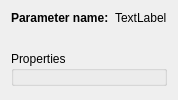
This is frappy/gui/ui/paramview.ui in SampleEnvironment/frappy as Qt 5 draws it before an edit. The edited form follows.
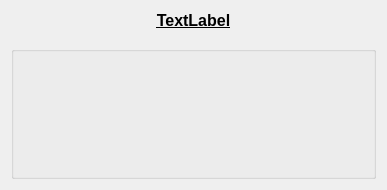
This is the edited form.

Commit message:
gui: show parameter properties again
* parameter properties shown with own button
* for now as a popup window

What changed in the file:
```diff
--- a/frappy/gui/ui/paramview.ui
+++ b/frappy/gui/ui/paramview.ui
@@ -6,56 +6,68 @@
    <rect>
     <x>0</x>
     <y>0</y>
-    <width>100</width>
-    <height>100</height>
+    <width>387</width>
+    <height>190</height>
    </rect>
   </property>
   <property name="windowTitle">
    <string>Form</string>
   </property>
-  <layout class="QGridLayout" name="gridLayout">
-   <item row="3" column="0">
-    <spacer name="verticalSpacer">
-     <property name="orientation">
-      <enum>Qt::Vertical</enum>
-     </property>
-     <property name="sizeHint" stdset="0">
-      <size>
-       <width>20</width>
-       <height>40</height>
-      </size>
-     </property>
-    </spacer>
-   </item>
-   <item row="0" column="0">
-    <layout class="QHBoxLayout" name="horizontalLayout">
+  <layout class="QVBoxLayout" name="verticalLayout_2">
+   <item>
+    <layout class="QVBoxLayout" name="verticalLayout">
      <item>
-      <widget class="QLabel" name="label">
+      <widget class="QLabel" name="paramNameLabel">
        <property name="font">
         <font>
+         <pointsize>12</pointsize>
          <weight>75</weight>
-         <italic>false</italic>
          <bold>true</bold>
+         <underline>true</underline>
         </font>
        </property>
        <property name="text">
-        <string>Parameter name:</string>
+        <string>&lt;html&gt;&lt;head/&gt;&lt;body&gt;&lt;p&gt;&lt;span style=&quot; font-size:12pt; font-weight:600; text-decoration: underline;&quot;&gt;TextLabel&lt;/span&gt;&lt;/p&gt;&lt;/body&gt;&lt;/html&gt;</string>
        </property>
-      </widget>
-     </item>
-     <item>
-      <widget class="QLabel" name="paramNameLabel">
-       <property name="text">
-        <string>TextLabel</string>
+       <property name="textFormat">
+        <enum>Qt::RichText</enum>
+       </property>
+       <property name="alignment">
+        <set>Qt::AlignCenter</set>
        </property>
       </widget>
      </item>
     </layout>
    </item>
-   <item row="2" column="0">
+   <item>
+    <spacer name="verticalSpacer_2">
+     <property name="orientation">
+      <enum>Qt::Vertical</enum>
+     </property>
+     <property name="sizeType">
+      <enum>QSizePolicy::Fixed</enum>
+     </property>
+     <property name="sizeHint" stdset="0">
+      <size>
+       <width>20</width>
+       <height>10</height>
+      </size>
+     </property>
+    </spacer>
+   </item>
+   <item>
     <widget class="QGroupBox" name="propertyGroupBox">
+     <property name="sizePolicy">
+      <sizepolicy hsizetype="MinimumExpanding" vsizetype="MinimumExpanding">
+       <horstretch>0</horstretch>
+       <verstretch>0</verstretch>
+      </sizepolicy>
+     </property>
      <property name="title">
-      <string>Properties</string>
+      <string/>
+     </property>
+     <property name="alignment">
+      <set>Qt::AlignCenter</set>
      </property>
      <layout class="QGridLayout" name="gridLayout_2">
       <property name="leftMargin">
@@ -76,22 +88,6 @@
      </layout>
     </widget>
    </item>
-   <item row="1" column="0">
-    <spacer name="verticalSpacer_2">
-     <property name="orientation">
-      <enum>Qt::Vertical</enum>
-     </property>
-     <property name="sizeType">
-      <enum>QSizePolicy::Fixed</enum>
-     </property>
-     <property name="sizeHint" stdset="0">
-      <size>
-       <width>20</width>
-       <height>20</height>
-      </size>
-     </property>
-    </spacer>
-   </item>
   </layout>
  </widget>
  <resources/>
```
The commit also changes 2 other files.
